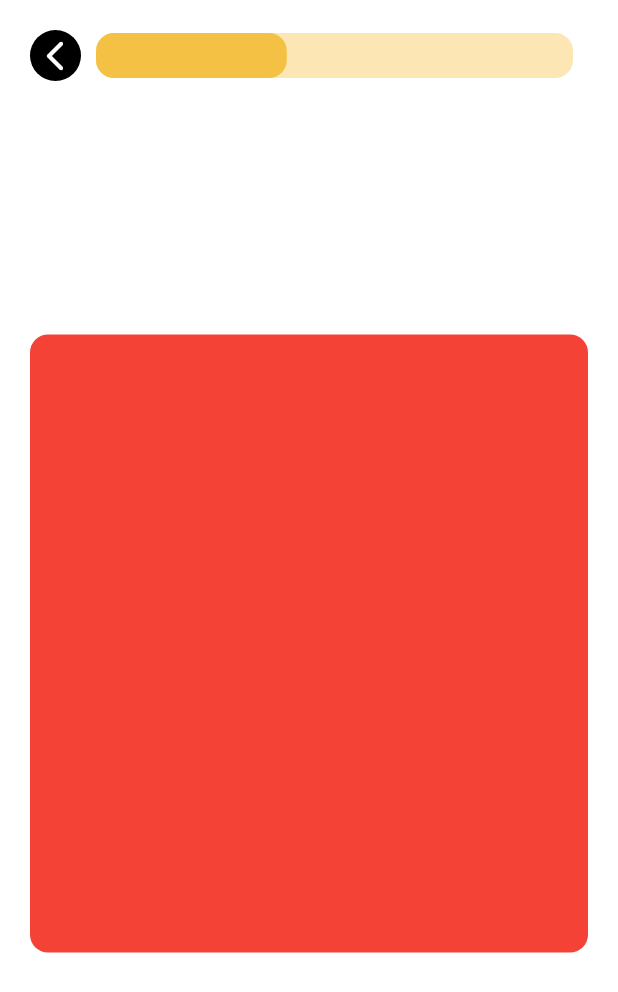
After one commit to xykadra/WinMacCollab, a Flutter app: the screen it shows after launch, after a tap on "Slušanje", on a phone screen of 412 x 824 dp. The commit adds this screen. Shown: the top 992 px of the screen. Run offline on Flutter 3.47's test engine with Material 2 defaults, Android fonts, the phone set to English and light mode, and no system bars; drawn by our look-alikes of percent_indicator; our stand-ins replace dot_navigation_bar, flutter_svg, google_fonts, lottie.

Commit message:
Version4

```diff
--- a/lib/pages/home_page.dart
+++ b/lib/pages/home_page.dart
@@ -2,6 +2,7 @@ import 'package:flutter/material.dart';
 import 'package:flutter/rendering.dart';
 
 import 'package:google_fonts/google_fonts.dart';
+import 'package:linglav/pages/only_hearing_page.dart';
 import 'package:linglav/utils/course.dart';
 import 'package:linglav/utils/exercise_item.dart';
 import 'package:linglav/utils/testing.dart';
@@ -113,12 +114,21 @@ class _HomePageState extends State<HomePage> {
                   scrollDirection: Axis.horizontal,
                   children: <Widget>[
                     // Add your list items here
+                    GestureDetector(
+                      onTap: () {
+                        Navigator.push(
+                            context,
+                            MaterialPageRoute(
+                              builder: (context) => OnlyHearingPage(),
+                            ));
+                      },
+                      child: ExerciseItem(
+                          backgroundColor: Color.fromRGBO(252, 241, 224, 1),
+                          name: "Slušanje",
+                          imagePath: "lib/assets/speaker.png"),
+                    ),
                     ExerciseItem(
-                        backgroundColor: Color.fromRGBO(252, 241, 224, 1),
-                        name: "Slušanje",
-                        imagePath: "lib/assets/speaker.png"),
-                    ExerciseItem(
-                        backgroundColor: Color.fromRGBO(233,243,254, 1),
+                        backgroundColor: Color.fromRGBO(233, 243, 254, 1),
                         name: "Pričanje",
                         imagePath: "lib/assets/microphone1.png")
 
--- /dev/null
+++ b/lib/pages/only_hearing_page.dart
@@ -0,0 +1,68 @@
+import 'package:flutter/material.dart';
+import 'package:percent_indicator/linear_percent_indicator.dart';
+
+class OnlyHearingPage extends StatefulWidget {
+  const OnlyHearingPage({super.key});
+
+  @override
+  State<OnlyHearingPage> createState() => _OnlyHearingPageState();
+}
+
+class _OnlyHearingPageState extends State<OnlyHearingPage> {
+  @override
+  Widget build(BuildContext context) {
+    return Scaffold(
+      backgroundColor: Colors.white,
+      body: Container(
+        color: Colors.white,
+        height: MediaQuery.of(context).size.height,
+        width: MediaQuery.of(context).size.width,
+        child: Padding(
+          padding: const EdgeInsets.symmetric(horizontal: 20.0, vertical: 20),
+          child: Column(
+            children: [
+              Row(
+                children: [
+                  GestureDetector(
+                    onTap: () {
+                      Navigator.pop(context);
+                    },
+                    child: Container(
+                      padding: EdgeInsets.all(5),
+                      decoration: BoxDecoration(
+                          color: Colors.black,
+                          borderRadius: BorderRadius.circular(20)),
+                      child: Icon(
+                        Icons.arrow_back_ios_rounded,
+                        color: Colors.white,
+                      ),
+                    ),
+                  ),
+                  Expanded(
+                    child: LinearPercentIndicator(
+                      lineHeight: 30,
+                      barRadius: Radius.circular(12),
+                      percent: 0.4,
+                      progressColor: Color.fromRGBO(245, 193, 68, 1),
+                      backgroundColor:
+                          Color.fromRGBO(245, 193, 68, 1).withOpacity(0.4),
+                    ),
+                  ),
+                ],
+              ),
+              Spacer(),
+              Container(
+                height: MediaQuery.of(context).size.height / 2,
+                decoration: BoxDecoration(
+                  color: Colors.red,
+                  borderRadius: BorderRadius.circular(12),
+                ),
+              ),
+              Spacer(),
+            ],
+          ),
+        ),
+      ),
+    );
+  }
+}
--- a/lib/utils/exercise_item.dart
+++ b/lib/utils/exercise_item.dart
@@ -4,6 +4,7 @@ class ExerciseItem extends StatelessWidget {
   final Color backgroundColor;
   final String name;
   final String imagePath;
+
   const ExerciseItem({
     required this.backgroundColor,
     required this.name,
@@ -23,9 +24,7 @@ class ExerciseItem extends StatelessWidget {
         child: Center(
           child: Column(
             children: [
-              Container(
-                height: 50,
-                child: Image.asset(imagePath)),
+              Container(height: 50, child: Image.asset(imagePath)),
               Text(name),
             ],
           ),
--- a/pubspec.yaml
+++ b/pubspec.yaml
@@ -39,6 +39,7 @@ dependencies:
   lottie: ^2.6.0
   dot_navigation_bar: ^1.0.2
   flutter_svg: ^2.0.7
+  percent_indicator: ^4.2.3
 
 dev_dependencies:
   flutter_test:
```
Also changed, not shown: pubspec.lock.
